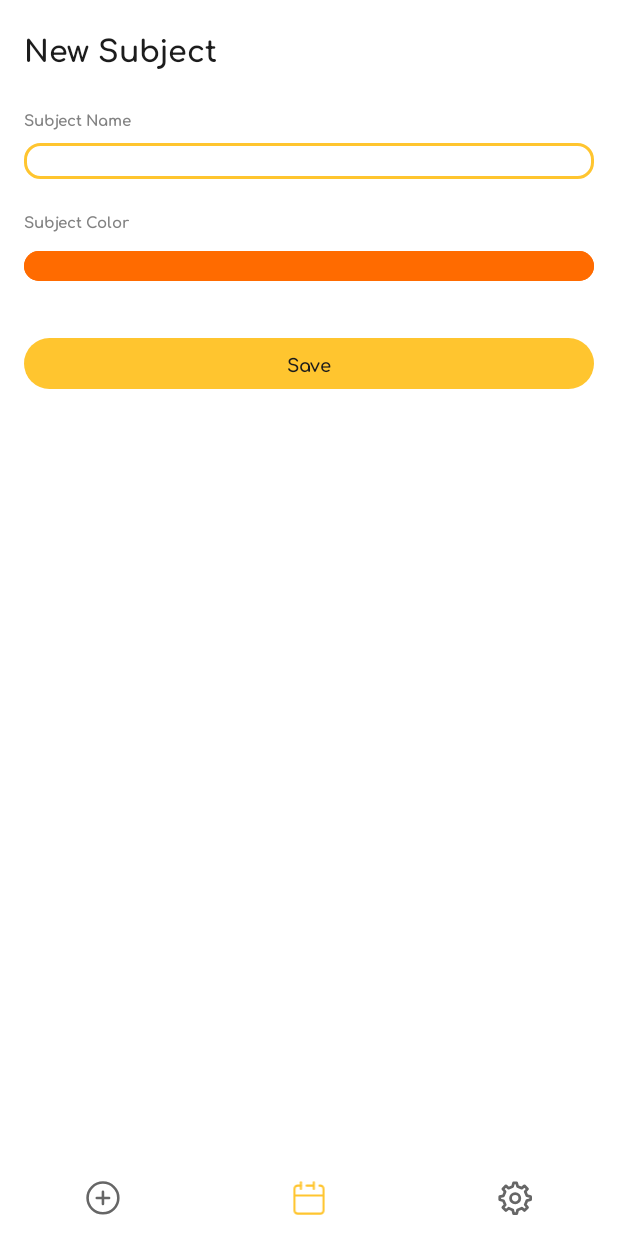
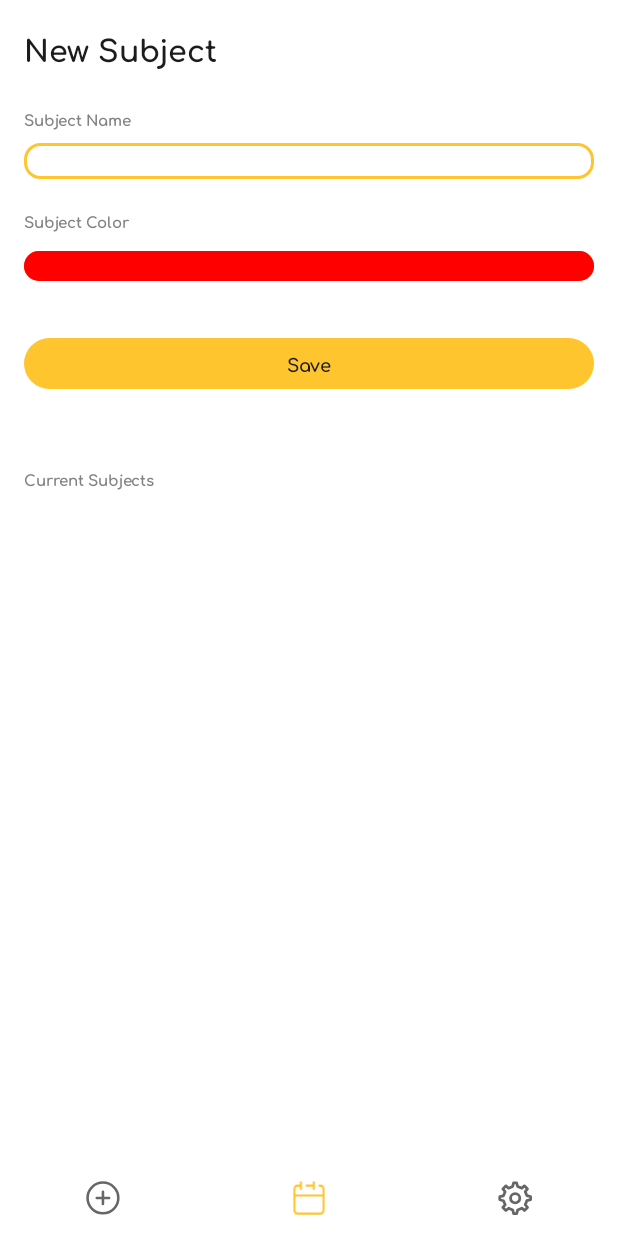
Before and after one commit to dfontalv20/UniTasker, an Android app: the fragment NewSubjectFragment placed in its activity, on a phone screen of 412 x 824 dp. Run offline under Robolectric (Android 15) with nearby library versions, the phone set to English and light mode, and no system bars; our stand-ins replace FlexboxLayout; libraries missing offline, so code that uses them is left out: com.orm, eltos.simpledialogfragment, eltos.simpledialogfragment.color; 4 statements that could not run were skipped.

Commit message:
feat: Added Subject model and integrated subject form

```diff
--- a/app/build.gradle
+++ b/app/build.gradle
@@ -34,6 +34,7 @@ android {
 
 dependencies {
     implementation 'com.github.satyan:sugar:1.3'
+    implementation 'io.github.eltos:simpledialogfragments:3.6.4'
     implementation 'androidx.core:core-ktx:1.10.1'
     implementation 'androidx.appcompat:appcompat:1.6.1'
     implementation 'com.google.android.material:material:1.9.0'
--- a/app/src/main/AndroidManifest.xml
+++ b/app/src/main/AndroidManifest.xml
@@ -12,6 +12,7 @@
         android:supportsRtl="true"
         android:theme="@style/Theme.UniTasker"
         android:name="com.orm.SugarApp"
+        android:enableOnBackInvokedCallback="true"
         tools:targetApi="31">
         <meta-data android:name="DATABASE" android:value="unitasker.db" />
         <meta-data android:name="VERSION" android:value="3" />
--- a/app/src/main/java/com/example/unitasker/NewSubjectFragment.kt
+++ b/app/src/main/java/com/example/unitasker/NewSubjectFragment.kt
@@ -1,17 +1,117 @@
 package com.example.unitasker
 
+import android.R.attr.buttonStyle
+import android.app.AlertDialog
+import android.content.DialogInterface
+import android.graphics.Color
 import android.os.Bundle
-import androidx.fragment.app.Fragment
+import android.view.ContextThemeWrapper
 import android.view.LayoutInflater
 import android.view.View
 import android.view.ViewGroup
+import android.widget.Button
+import android.widget.EditText
+import android.widget.FrameLayout.LayoutParams
+import android.widget.Toast
+import androidx.annotation.ColorInt
+import androidx.core.view.setMargins
+import androidx.fragment.app.Fragment
+import com.example.unitasker.models.Subject
+import com.google.android.flexbox.FlexboxLayout
+import com.orm.SugarRecord
+import eltos.simpledialogfragment.SimpleDialog.OnDialogResultListener
+import eltos.simpledialogfragment.color.SimpleColorWheelDialog
 
-class NewSubjectFragment : Fragment() {
+
+class NewSubjectFragment : Fragment(), OnDialogResultListener {
+
+    private val defaultColor: Color = Color.valueOf(Color.RED)
+
+    private var buttonColor: Button? = null
+    private var editTextName: EditText? = null
+    private var buttonSave: Button? = null
+    private var layoutSubjectsList: FlexboxLayout? = null
+
+    var selectedColor: Color = defaultColor
 
     override fun onCreateView(
         inflater: LayoutInflater, container: ViewGroup?,
         savedInstanceState: Bundle?
     ): View? {
-        return inflater.inflate(R.layout.subject_form, container, false)
+        val view = inflater.inflate(R.layout.subject_form, container, false)
+        buttonColor = view.findViewById(R.id.subject_form_color_button)
+        buttonColor?.setBackgroundColor(selectedColor.toArgb())
+        editTextName = view.findViewById(R.id.subject_form_name_edit_text)
+        buttonSave = view.findViewById(R.id.subject_form_save_button)
+        layoutSubjectsList = view.findViewById(R.id.subject_form_subjects_list)
+        buttonColor?.setOnClickListener { openColorPickerDialog() }
+        buttonSave?.setOnClickListener { createSubject() }
+        renderSubjects()
+        return view
+    }
+
+    private fun openColorPickerDialog() {
+        SimpleColorWheelDialog.build()
+            .hideHexInput(true)
+            .show(this, "COLOR_PICKER")
+    }
+
+    override fun onResult(dialogTag: String, which: Int, extras: Bundle): Boolean {
+        if (which != OnDialogResultListener.BUTTON_POSITIVE) return true
+        @ColorInt val color = extras.getInt(SimpleColorWheelDialog.COLOR)
+        selectedColor = Color.valueOf(color)
+        buttonColor?.setBackgroundColor(color)
+        return true
+    }
+
+    private fun createSubject() {
+        val name = editTextName?.text.toString()
+        if (name == "") {
+            Toast.makeText(this.context, getString(R.string.please_type_a_name), Toast.LENGTH_LONG).show()
+            return
+        }
+        val newSubject = Subject(name, selectedColor)
+        newSubject.save()
+        resetForm()
+        Toast.makeText(activity, getString(R.string.subject_created), Toast.LENGTH_LONG).show()
+        renderSubjects()
+    }
+
+    private fun resetForm() {
+        editTextName?.setText("")
+        selectedColor = defaultColor
+        buttonColor?.setBackgroundColor(selectedColor.toArgb())
+    }
+
+    private fun subjectButton(subject: Subject): Button {
+        val button = Button(ContextThemeWrapper(activity, R.style.Theme_UniTasker_Tag), null, R.style.Theme_UniTasker_Tag)
+        val layout = LayoutParams(LayoutParams.WRAP_CONTENT,
+            LayoutParams.WRAP_CONTENT)
+        layout.setMargins(8)
+        button.layoutParams = layout
+        button.text = subject.name
+        button.setBackgroundColor(subject.color)
+        button.setCompoundDrawablesWithIntrinsicBounds(0, 0, R.drawable.ic_trash, 0);
+        button.setOnClickListener { onDeleteSubject(subject) }
+        return button
+    }
+
+    private fun onDeleteSubject(subject: Subject) {
+        val confirmDialog = AlertDialog.Builder(context)
+        confirmDialog.setTitle("Delete subject")
+        confirmDialog.setMessage("Are you sure you wanna delete this subject? All tasks assigned to this subject will be removed too")
+        confirmDialog.setPositiveButton(android.R.string.ok) { _, _ ->
+            subject.delete()
+            renderSubjects()
+        }
+        confirmDialog.setNegativeButton(android.R.string.cancel, null)
+        confirmDialog.show()
+    }
+
+    private fun renderSubjects() {
+        layoutSubjectsList?.removeAllViews()
+        val subjects = SugarRecord.listAll(Subject::class.java)
+        val subjectsButtons = subjects.map<Subject, Button> { subjectButton(it) }
+        subjectsButtons.forEach { button -> layoutSubjectsList?.addView(button) }
     }
 }
--- a/app/src/main/res/layout/subject_form.xml
+++ b/app/src/main/res/layout/subject_form.xml
@@ -34,7 +34,7 @@
             android:text="@string/subject_name" />
 
         <EditText
-            android:id="@+id/editTextTextPersonName3"
+            android:id="@+id/subject_form_name_edit_text"
             android:layout_width="match_parent"
             android:layout_height="24dp"
             android:layout_marginBottom="20dp"
@@ -55,6 +55,7 @@
             android:text="@string/subject_color" />
 
         <Button
+            android:id="@+id/subject_form_color_button"
             android:layout_width="match_parent"
             android:layout_marginBottom="30dp"
             android:layout_height="28dp"
@@ -63,13 +64,35 @@
             android:backgroundTint="@color/orange" />
 
         <Button
-            android:id="@+id/button12"
+            android:id="@+id/subject_form_save_button"
             android:layout_width="match_parent"
             android:layout_height="42dp"
-            android:layout_marginBottom="460dp"
+            android:layout_marginBottom="48dp"
             android:text="@string/save"
             android:textAllCaps="false"
             android:textColor="@color/black" />
+
+        <TextView
+            android:id="@+id/textView7"
+            style="@style/label"
+            android:layout_width="wrap_content"
+            android:layout_height="wrap_content"
+            android:layout_marginBottom="8dp"
+            android:text="@string/current_subjects" />
+
+        <ScrollView
+            android:layout_width="match_parent"
+            android:layout_height="match_parent">
+
+            <com.google.android.flexbox.FlexboxLayout
+                android:id="@+id/subject_form_subjects_list"
+                app:justifyContent="flex_start"
+                app:flexWrap="wrap"
+                android:layout_width="match_parent"
+                android:layout_height="match_parent"
+                android:orientation="vertical" />
+        </ScrollView>
+
     </LinearLayout>
 
 
--- a/app/src/main/res/values/strings.xml
+++ b/app/src/main/res/values/strings.xml
@@ -29,4 +29,7 @@
     <string name="duration_hours">Duration (Hours)</string>
     <string name="deadline">DeadLine</string>
     <string name="allow_notifications">Allow notifications</string>
+    <string name="current_subjects">Current Subjects</string>
+    <string name="subject_created">Subject created</string>
+    <string name="please_type_a_name">Please type a name</string>
 </resources>
--- a/app/src/main/res/values/themes.xml
+++ b/app/src/main/res/values/themes.xml
@@ -26,6 +26,7 @@
     <style name="Theme.UniTasker.Tag" parent="Widget.MaterialComponents.Button">
         <item name="android:textSize">10dp</item>
         <item name="cornerRadius">10dp</item>
+        <item name="android:layout_height">24dp</item>
         <item name="android:textColor">@color/light</item>
         <item name="android:textAllCaps">false</item>
         <item name="android:textAppearance">@style/label</item>
```
Also changed, not shown: app/src/main/java/com/example/unitasker/models/Subject.kt (added, +15 -0 lines), 1 other file.
